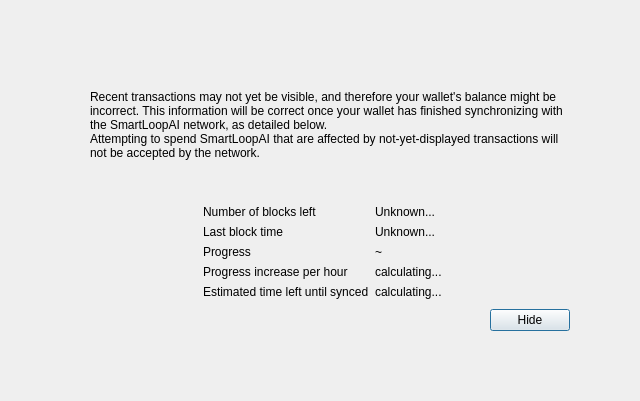
1NF1N18Y/smartloopfix, file src/qt/forms/modaloverlay.ui: the form before one commit.
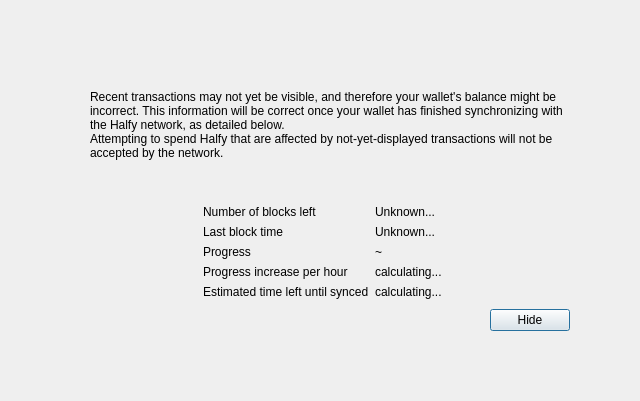
The form after the commit.

The edit to the form file:
```diff
--- a/src/qt/forms/modaloverlay.ui
+++ b/src/qt/forms/modaloverlay.ui
@@ -111,7 +111,7 @@
              <item>
               <widget class="QLabel" name="infoText">
                <property name="text">
-                <string>Recent transactions may not yet be visible, and therefore your wallet's balance might be incorrect. This information will be correct once your wallet has finished synchronizing with the SmartLoopAI network, as detailed below.</string>
+                <string>Recent transactions may not yet be visible, and therefore your wallet's balance might be incorrect. This information will be correct once your wallet has finished synchronizing with the Halfy network, as detailed below.</string>
                </property>
                <property name="textFormat">
                 <enum>Qt::RichText</enum>
@@ -124,7 +124,7 @@
              <item>
               <widget class="QLabel" name="infoTextStrong">
                <property name="text">
-                <string>Attempting to spend SmartLoopAI that are affected by not-yet-displayed transactions will not be accepted by the network.</string>
+                <string>Attempting to spend Halfy that are affected by not-yet-displayed transactions will not be accepted by the network.</string>
                </property>
                <property name="textFormat">
                 <enum>Qt::RichText</enum>
```
